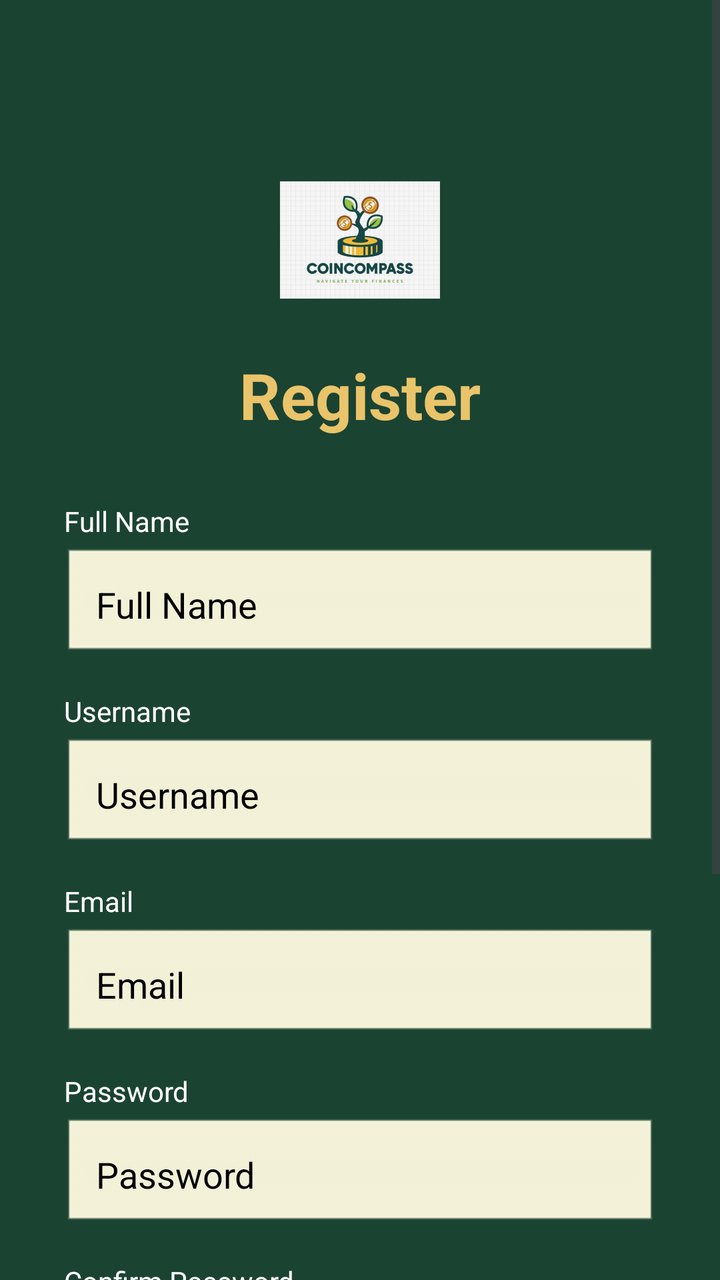
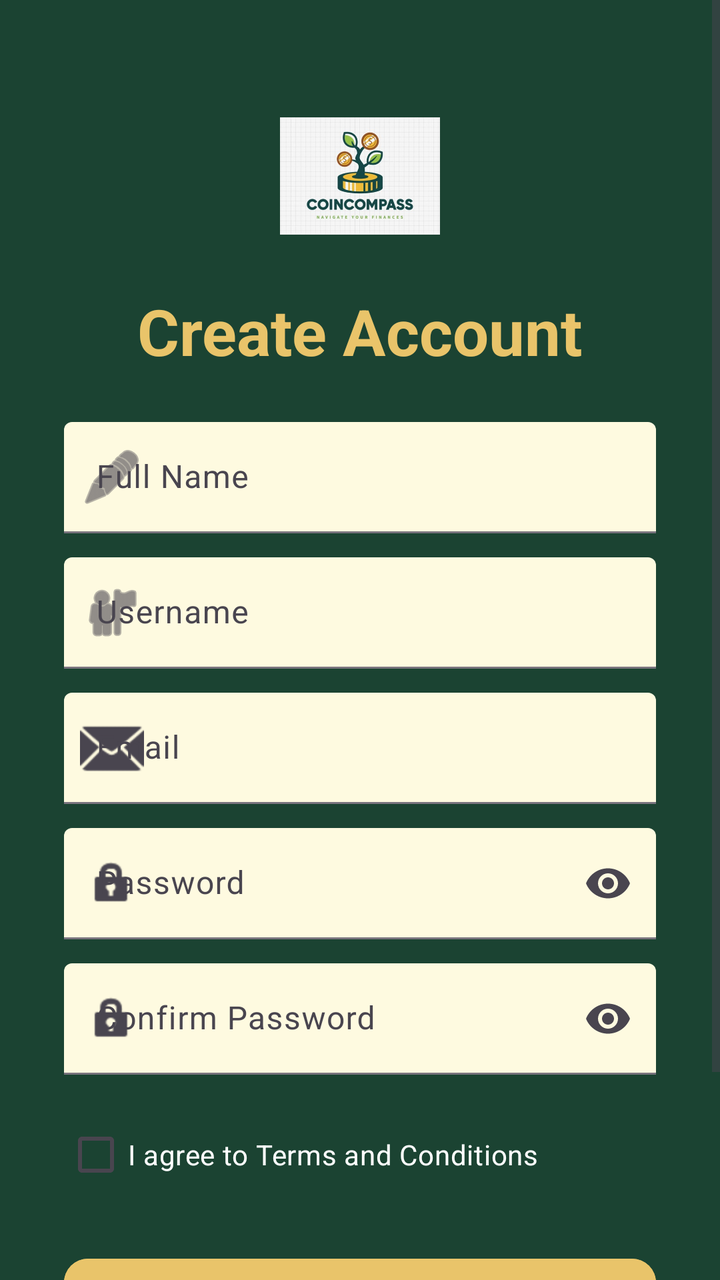

Two renders of the same Android screen: before a commit and after it. Below are the layout's source before the change and the commit's diff.
<!-- AndroidManifest.xml: application theme Theme.CoinCompass -->
<!-- res/layout/activity_register.xml -->
<?xml version="1.0" encoding="utf-8"?>
<ScrollView xmlns:android="http://schemas.android.com/apk/res/android"
    xmlns:app="http://schemas.android.com/apk/res-auto"
    xmlns:tools="http://schemas.android.com/tools"
    android:layout_width="match_parent"
    android:layout_height="match_parent"
    android:background="@color/dark_green">

    <androidx.constraintlayout.widget.ConstraintLayout
        android:layout_width="match_parent"
        android:layout_height="wrap_content"
        android:paddingHorizontal="32dp"
        android:paddingTop="64dp"
        android:paddingBottom="32dp">

        <ImageView
            android:id="@+id/logo"
            android:layout_width="80dp"
            android:layout_height="80dp"
            android:layout_marginTop="16dp"
            android:contentDescription="Logo"
            app:layout_constraintEnd_toEndOf="parent"
            app:layout_constraintStart_toStartOf="parent"
            app:layout_constraintTop_toTopOf="parent"
            app:srcCompat="@drawable/ic_logo" />

        <TextView
            android:id="@+id/title"
            android:layout_width="wrap_content"
            android:layout_height="wrap_content"
            android:layout_marginTop="16dp"
            android:text="Register"
            android:textColor="@color/gold"
            android:textSize="32sp"
            android:textStyle="bold"
            app:layout_constraintEnd_toEndOf="parent"
            app:layout_constraintStart_toStartOf="parent"
            app:layout_constraintTop_toBottomOf="@id/logo" />

        <LinearLayout
            android:id="@+id/fields_container"
            android:layout_width="match_parent"
            android:layout_height="wrap_content"
            android:layout_marginTop="32dp"
            android:orientation="vertical"
            app:layout_constraintTop_toBottomOf="@id/title">

            <TextView
                android:layout_width="wrap_content"
                android:layout_height="wrap_content"
                android:text="Full Name"
                android:textColor="@color/white"
                android:layout_marginBottom="4dp"/>
            <EditText
                android:id="@+id/name_edit"
                android:layout_width="match_parent"
                android:layout_height="56dp"
                android:background="@android:drawable/edit_text"
                android:backgroundTint="@color/cream_input"
                android:hint="Full Name"
                android:padding="16dp"
                android:textColor="@color/black"
                android:textColorHint="@color/black" />

            <TextView
                android:layout_width="wrap_content"
                android:layout_height="wrap_content"
                android:text="Username"
                android:textColor="@color/white"
                android:layout_marginTop="16dp"
                android:layout_marginBottom="4dp"/>
            <EditText
                android:id="@+id/username_edit"
                android:layout_width="match_parent"
                android:layout_height="56dp"
                android:background="@android:drawable/edit_text"
                android:backgroundTint="@color/cream_input"
                android:hint="Username"
                android:padding="16dp"
                android:textColor="@color/black"
                android:textColorHint="@color/black" />

            <TextView
                android:layout_width="wrap_content"
                android:layout_height="wrap_content"
                android:text="Email"
                android:textColor="@color/white"
                android:layout_marginTop="16dp"
                android:layout_marginBottom="4dp"/>
            <EditText
                android:id="@+id/email_edit"
                android:layout_width="match_parent"
                android:layout_height="56dp"
                android:background="@android:drawable/edit_text"
                android:backgroundTint="@color/cream_input"
                android:hint="Email"
                android:inputType="textEmailAddress"
                android:padding="16dp"
                android:textColor="@color/black"
                android:textColorHint="@color/black" />

            <TextView
                android:layout_width="wrap_content"
                android:layout_height="wrap_content"
                android:text="Password"
                android:textColor="@color/white"
                android:layout_marginTop="16dp"
                android:layout_marginBottom="4dp"/>
            <EditText
                android:id="@+id/password_edit"
                android:layout_width="match_parent"
                android:layout_height="56dp"
                android:background="@android:drawable/edit_text"
                android:backgroundTint="@color/cream_input"
                android:hint="Password"
                android:inputType="textPassword"
                android:padding="16dp"
                android:textColor="@color/black"
                android:textColorHint="@color/black" />

            <TextView
                android:layout_width="wrap_content"
                android:layout_height="wrap_content"
                android:text="Confirm Password"
                android:textColor="@color/white"
                android:layout_marginTop="16dp"
                android:layout_marginBottom="4dp"/>
            <EditText
                android:id="@+id/confirm_password_edit"
                android:layout_width="match_parent"
                android:layout_height="56dp"
                android:background="@android:drawable/edit_text"
                android:backgroundTint="@color/cream_input"
                android:hint="Confirm Password"
                android:inputType="textPassword"
                android:padding="16dp"
                android:textColor="@color/black"
                android:textColorHint="@color/black" />

            <CheckBox
                android:id="@+id/terms_checkbox"
                android:layout_width="wrap_content"
                android:layout_height="wrap_content"
                android:layout_marginTop="16dp"
                android:text="I agree to terms"
                android:textColor="@color/white" />

            <Button
                android:id="@+id/register_button"
                android:layout_width="match_parent"
                android:layout_height="56dp"
                android:layout_marginTop="32dp"
                android:backgroundTint="@color/gold"
                android:text="Register"
                android:textAllCaps="false"
                android:textColor="@color/black"
                android:textStyle="bold" />

        </LinearLayout>

        <TextView
            android:id="@+id/login_link"
            android:layout_width="wrap_content"
            android:layout_height="wrap_content"
            android:layout_marginTop="24dp"
            android:text="Already have an account? Login"
            android:textColor="@color/white"
            app:layout_constraintEnd_toEndOf="parent"
            app:layout_constraintStart_toStartOf="parent"
            app:layout_constraintTop_toBottomOf="@id/fields_container" />

    </androidx.constraintlayout.widget.ConstraintLayout>
</ScrollView>
<!-- resources referenced by this layout -->
<resources>
  <color name="black">#FF000000</color>
  <color name="cream_input">#FEFAE0</color>
  <color name="dark_green">#1B4332</color>
  <color name="gold">#E9C46A</color>
  <color name="white">#FFFFFFFF</color>
  <!-- drawable ic_logo: jpg bitmap (drawable, 38306 bytes) -->
  <style name="Theme.CoinCompass" parent="Base.Theme.CoinCompass" />
  <style name="Base.Theme.CoinCompass" parent="Theme.Material3.DayNight.NoActionBar">
          <item name="colorPrimary">@color/primary</item>
          <item name="colorPrimaryDark">@color/primary_dark</item>
          <item name="colorAccent">@color/accent</item>
          <item name="colorSecondaryContainer">@color/light_green</item>
      </style>
  <color name="primary">#1B4332</color>
  <color name="primary_dark">#081C15</color>
  <color name="accent">#E9C46A</color>
  <color name="light_green">#D8E2DC</color>
</resources>

<!-- the commit's change to res/layout/activity_register.xml (unified diff, before → after) -->
@@ -1,173 +1,177 @@
 <?xml version="1.0" encoding="utf-8"?>
-<ScrollView xmlns:android="http://schemas.android.com/apk/res/android"
+<androidx.constraintlayout.widget.ConstraintLayout xmlns:android="http://schemas.android.com/apk/res/android"
     xmlns:app="http://schemas.android.com/apk/res-auto"
     xmlns:tools="http://schemas.android.com/tools"
     android:layout_width="match_parent"
     android:layout_height="match_parent"
-    android:background="@color/dark_green">
+    android:background="@color/dark_green"
+    tools:context=".ui.RegisterActivity">
 
-    <androidx.constraintlayout.widget.ConstraintLayout
+    <ScrollView
         android:layout_width="match_parent"
-        android:layout_height="wrap_content"
-        android:paddingHorizontal="32dp"
-        android:paddingTop="64dp"
-        android:paddingBottom="32dp">
+        android:layout_height="match_parent"
+        android:fillViewport="true">
 
-        <ImageView
-            android:id="@+id/logo"
-            android:layout_width="80dp"
-            android:layout_height="80dp"
-            android:layout_marginTop="16dp"
-            android:contentDescription="Logo"
-            app:layout_constraintEnd_toEndOf="parent"
-            app:layout_constraintStart_toStartOf="parent"
-            app:layout_constraintTop_toTopOf="parent"
-            app:srcCompat="@drawable/ic_logo" />
-
-        <TextView
-            android:id="@+id/title"
-            android:layout_width="wrap_content"
-            android:layout_height="wrap_content"
-            android:layout_marginTop="16dp"
-            android:text="Register"
-            android:textColor="@color/gold"
-            android:textSize="32sp"
-            android:textStyle="bold"
-            app:layout_constraintEnd_toEndOf="parent"
-            app:layout_constraintStart_toStartOf="parent"
-            app:layout_constraintTop_toBottomOf="@id/logo" />
-
-        <LinearLayout
-            android:id="@+id/fields_container"
+        <androidx.constraintlayout.widget.ConstraintLayout
             android:layout_width="match_parent"
             android:layout_height="wrap_content"
-            android:layout_marginTop="32dp"
-            android:orientation="vertical"
-            app:layout_constraintTop_toBottomOf="@id/title">
+            android:padding="32dp">
+
+            <ImageView
+                android:id="@+id/logo"
+                android:layout_width="80dp"
+                android:layout_height="80dp"
+                android:layout_marginTop="16dp"
+                android:contentDescription="Logo"
+                app:layout_constraintEnd_toEndOf="parent"
+                app:layout_constraintStart_toStartOf="parent"
+                app:layout_constraintTop_toTopOf="parent"
+                app:srcCompat="@drawable/ic_logo" />
 
             <TextView
+                android:id="@+id/title"
                 android:layout_width="wrap_content"
                 android:layout_height="wrap_content"
-                android:text="Full Name"
-                android:textColor="@color/white"
-                android:layout_marginBottom="4dp"/>
-            <EditText
-                android:id="@+id/name_edit"
+                android:layout_marginTop="16dp"
+                android:text="Create Account"
+                android:textColor="@color/gold"
+                android:textSize="32sp"
+                android:textStyle="bold"
+                app:layout_constraintEnd_toEndOf="parent"
+                app:layout_constraintStart_toStartOf="parent"
+                app:layout_constraintTop_toBottomOf="@id/logo" />
+
+            <com.google.android.material.textfield.TextInputLayout
+                android:id="@+id/name_layout"
+                style="@style/Widget.Material3.TextInputLayout.FilledBox"
                 android:layout_width="match_parent"
-                android:layout_height="56dp"
-                android:background="@android:drawable/edit_text"
-                android:backgroundTint="@color/cream_input"
+                android:layout_height="wrap_content"
+                android:layout_marginTop="24dp"
                 android:hint="Full Name"
-                android:padding="16dp"
-                android:textColor="@color/black"
-                android:textColorHint="@color/black" />
+                app:boxBackgroundColor="@color/cream_input"
+                app:layout_constraintTop_toBottomOf="@id/title"
+                app:startIconDrawable="@android:drawable/ic_menu_edit">
 
-            <TextView
-                android:layout_width="wrap_content"
+                <com.google.android.material.textfield.TextInputEditText
+                    android:id="@+id/name_edit"
+                    android:layout_width="match_parent"
+                    android:layout_height="wrap_content"
+                    android:inputType="textPersonName"
+                    android:textColor="@color/black" />
+            </com.google.android.material.textfield.TextInputLayout>
+
+            <com.google.android.material.textfield.TextInputLayout
+                android:id="@+id/username_layout"
+                style="@style/Widget.Material3.TextInputLayout.FilledBox"
+                android:layout_width="match_parent"
                 android:layout_height="wrap_content"
-                android:text="Username"
-                android:textColor="@color/white"
-                android:layout_marginTop="16dp"
-                android:layout_marginBottom="4dp"/>
-            <EditText
-                android:id="@+id/username_edit"
+                android:layout_marginTop="12dp"
+                android:hint="Username"
+                app:boxBackgroundColor="@color/cream_input"
+                app:layout_constraintTop_toBottomOf="@id/name_layout"
+                app:startIconDrawable="@android:drawable/ic_menu_myplaces">
+
+                <com.google.android.material.textfield.TextInputEditText
+                    android:id="@+id/username_edit"
+                    android:layout_width="match_parent"
+                    android:layout_height="wrap_content"
+                    android:inputType="text"
+                    android:textColor="@color/black" />
+            </com.google.android.material.textfield.TextInputLayout>
+
+            <com.google.android.material.textfield.TextInputLayout
+                android:id="@+id/email_layout"
+                style="@style/Widget.Material3.TextInputLayout.FilledBox"
                 android:layout_width="match_parent"
-                android:layout_height="56dp"
-                android:background="@android:drawable/edit_text"
-                android:backgroundTint="@color/cream_input"
-                android:hint="Username"
-                android:padding="16dp"
-                android:textColor="@color/black"
-                android:textColorHint="@color/black" />
+                android:layout_height="wrap_content"
+                android:layout_marginTop="12dp"
+                android:hint="Email"
+                app:boxBackgroundColor="@color/cream_input"
+                app:layout_constraintTop_toBottomOf="@id/username_layout"
+                app:startIconDrawable="@android:drawable/ic_dialog_email">
 
-            <TextView
-                android:layout_width="wrap_content"
+                <com.google.android.material.textfield.TextInputEditText
+                    android:id="@+id/email_edit"
+                    android:layout_width="match_parent"
+                    android:layout_height="wrap_content"
+                    android:inputType="textEmailAddress"
+                    android:textColor="@color/black" />
+            </com.google.android.material.textfield.TextInputLayout>
+
+            <com.google.android.material.textfield.TextInputLayout
+                android:id="@+id/password_layout"
+                style="@style/Widget.Material3.TextInputLayout.FilledBox"
+                android:layout_width="match_parent"
                 android:layout_height="wrap_content"
-                android:text="Email"
-                android:textColor="@color/white"
-                android:layout_marginTop="16dp"
-                android:layout_marginBottom="4dp"/>
-            <EditText
-                android:id="@+id/email_edit"
+                android:layout_marginTop="12dp"
+                android:hint="Password"
+                app:boxBackgroundColor="@color/cream_input"
+                app:endIconMode="password_toggle"
+                app:layout_constraintTop_toBottomOf="@id/email_layout"
+                app:startIconDrawable="@android:drawable/ic_lock_idle_lock">
+
+                <com.google.android.material.textfield.TextInputEditText
+                    android:id="@+id/password_edit"
+                    android:layout_width="match_parent"
+                    android:layout_height="wrap_content"
+                    android:inputType="textPassword"
+                    android:textColor="@color/black" />
+            </com.google.android.material.textfield.TextInputLayout>
+
+            <com.google.android.material.textfield.TextInputLayout
+                android:id="@+id/confirm_password_layout"
+                style="@style/Widget.Material3.TextInputLayout.FilledBox"
                 android:layout_width="match_parent"
-                android:layout_height="56dp"
-                android:background="@android:drawable/edit_text"
-                android:backgroundTint="@color/cream_input"
-                android:hint="Email"
-                android:inputType="textEmailAddress"
-                android:padding="16dp"
-                android:textColor="@color/black"
-                android:textColorHint="@color/black" />
+                android:layout_height="wrap_content"
+                android:layout_marginTop="12dp"
+                android:hint="Confirm Password"
+                app:boxBackgroundColor="@color/cream_input"
+                app:endIconMode="password_toggle"
+                app:layout_constraintTop_toBottomOf="@id/password_layout"
+                app:startIconDrawable="@android:drawable/ic_lock_idle_lock">
 
-            <TextView
-                android:layout_width="wrap_content"
-                android:layout_height="wrap_content"
-                android:text="Password"
-                android:textColor="@color/white"
-                android:layout_marginTop="16dp"
-                android:layout_marginBottom="4dp"/>
-            <EditText
-                android:id="@+id/password_edit"
-                android:layout_width="match_parent"
-                android:layout_height="56dp"
-                android:background="@android:drawable/edit_text"
-                android:backgroundTint="@color/cream_input"
-                android:hint="Password"
-                android:inputType="textPassword"
-                android:padding="16dp"
-                android:textColor="@color/black"
-                android:textColorHint="@color/black" />
+                <com.google.android.material.textfield.TextInputEditText
+                    android:id="@+id/confirm_password_edit"
+                    android:layout_width="match_parent"
+                    android:layout_height="wrap_content"
+                    android:inputType="textPassword"
+                    android:textColor="@color/black" />
+            </com.google.android.material.textfield.TextInputLayout>
 
-            <TextView
-                android:layout_width="wrap_content"
-                android:layout_height="wrap_content"
-                android:text="Confirm Password"
-                android:textColor="@color/white"
-                android:layout_marginTop="16dp"
-                android:layout_marginBottom="4dp"/>
-            <EditText
-                android:id="@+id/confirm_password_edit"
-                android:layout_width="match_parent"
-                android:layout_height="56dp"
-                android:background="@android:drawable/edit_text"
-                android:backgroundTint="@color/cream_input"
-                android:hint="Confirm Password"
-                android:inputType="textPassword"
-                android:padding="16dp"
-                android:textColor="@color/black"
-                android:textColorHint="@color/black" />
-
-            <CheckBox
+            <com.google.android.material.checkbox.MaterialCheckBox
                 android:id="@+id/terms_checkbox"
                 android:layout_width="wrap_content"
                 android:layout_height="wrap_content"
                 android:layout_marginTop="16dp"
-                android:text="I agree to terms"
-                android:textColor="@color/white" />
+                android:text="I agree to Terms and Conditions"
+                android:textColor="@color/white"
+                app:layout_constraintStart_toStartOf="parent"
+                app:layout_constraintTop_toBottomOf="@id/confirm_password_layout" />
 
-            <Button
+            <com.google.android.material.button.MaterialButton
                 android:id="@+id/register_button"
                 android:layout_width="match_parent"
-                android:layout_height="56dp"
-                android:layout_marginTop="32dp"
+                android:layout_height="64dp"
+                android:layout_marginTop="24dp"
                 android:backgroundTint="@color/gold"
                 android:text="Register"
-                android:textAllCaps="false"
                 android:textColor="@color/black"
-                android:textStyle="bold" />
+                android:textSize="18sp"
+                android:textStyle="bold"
+                app:cornerRadius="12dp"
+                app:layout_constraintTop_toBottomOf="@id/terms_checkbox" />
 
-        </LinearLayout>
+            <TextView
+                android:id="@+id/login_link"
+                android:layout_width="wrap_content"
+                android:layout_height="wrap_content"
+                android:layout_marginTop="24dp"
+                android:text="Already have an account? Login"
+                android:textColor="@color/white"
+                app:layout_constraintEnd_toEndOf="parent"
+                app:layout_constraintStart_toStartOf="parent"
+                app:layout_constraintTop_toBottomOf="@id/register_button" />
 
-        <TextView
-            android:id="@+id/login_link"
-            android:layout_width="wrap_content"
-            android:layout_height="wrap_content"
-            android:layout_marginTop="24dp"
-            android:text="Already have an account? Login"
-            android:textColor="@color/white"
-            app:layout_constraintEnd_toEndOf="parent"
-            app:layout_constraintStart_toStartOf="parent"
-            app:layout_constraintTop_toBottomOf="@id/fields_container" />
-
-    </androidx.constraintlayout.widget.ConstraintLayout>
-</ScrollView>
+        </androidx.constraintlayout.widget.ConstraintLayout>
+    </ScrollView>
+</androidx.constraintlayout.widget.ConstraintLayout>
